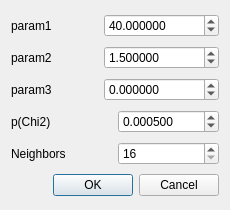
Old version of the form qCC/ui_templates/statisticalTestDlg.ui in the repository archeos/cloudcompare-archeos.
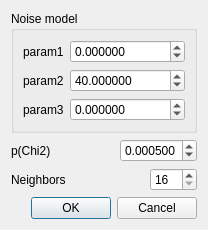
New version of the form.

Patch:
```diff
--- a/qCC/ui_templates/statisticalTestDlg.ui
+++ b/qCC/ui_templates/statisticalTestDlg.ui
@@ -6,49 +6,41 @@
    <rect>
     <x>0</x>
     <y>0</y>
-    <width>230</width>
-    <height>210</height>
+    <width>206</width>
+    <height>217</height>
    </rect>
   </property>
-  <property name="minimumSize">
-   <size>
-    <width>230</width>
-    <height>210</height>
-   </size>
-  </property>
-  <property name="maximumSize">
-   <size>
-    <width>230</width>
-    <height>210</height>
-   </size>
-  </property>
   <property name="windowTitle">
    <string>Dialog</string>
   </property>
   <layout class="QVBoxLayout" name="verticalLayout">
    <item>
-    <layout class="QHBoxLayout" name="horizontalLayout">
-     <item>
+    <widget class="QGroupBox" name="groupBox">
+     <property name="title">
+      <string>Noise model</string>
+     </property>
+     <layout class="QGridLayout" name="gridLayout">
+      <item row="0" column="0">
       <widget class="QLabel" name="param1Label">
        <property name="text">
         <string>param1</string>
        </property>
       </widget>
      </item>
-     <item>
-      <spacer name="horizontalSpacer">
+      <item row="0" column="1">
+       <spacer name="horizontalSpacer_3">
        <property name="orientation">
         <enum>Qt::Horizontal</enum>
        </property>
        <property name="sizeHint" stdset="0">
         <size>
-         <width>40</width>
+          <width>2</width>
          <height>20</height>
         </size>
        </property>
       </spacer>
      </item>
-     <item>
+      <item row="0" column="2">
       <widget class="QDoubleSpinBox" name="param1SpinBox">
        <property name="maximumSize">
         <size>
@@ -66,35 +58,31 @@
         <double>100000000000000005366162204393472.000000000000000</double>
        </property>
        <property name="value">
-        <double>40.000000000000000</double>
+         <double>0.000000000000000</double>
        </property>
       </widget>
      </item>
-    </layout>
-   </item>
-   <item>
-    <layout class="QHBoxLayout" name="horizontalLayout_2">
-     <item>
+      <item row="1" column="0">
       <widget class="QLabel" name="param2Label">
        <property name="text">
         <string>param2</string>
        </property>
       </widget>
      </item>
-     <item>
-      <spacer name="horizontalSpacer_2">
+      <item row="1" column="1">
+       <spacer name="horizontalSpacer_4">
        <property name="orientation">
         <enum>Qt::Horizontal</enum>
        </property>
        <property name="sizeHint" stdset="0">
         <size>
-         <width>40</width>
+          <width>2</width>
          <height>20</height>
         </size>
        </property>
       </spacer>
      </item>
-     <item>
+      <item row="1" column="2">
       <widget class="QDoubleSpinBox" name="param2SpinBox">
        <property name="maximumSize">
         <size>
@@ -112,35 +100,11 @@
         <double>100000000000000005366162204393472.000000000000000</double>
        </property>
        <property name="value">
-        <double>1.500000000000000</double>
+         <double>40.000000000000000</double>
        </property>
       </widget>
      </item>
-    </layout>
-   </item>
-   <item>
-    <layout class="QHBoxLayout" name="horizontalLayout_3">
-     <item>
-      <widget class="QLabel" name="param3Label">
-       <property name="text">
-        <string>param3</string>
-       </property>
-      </widget>
-     </item>
-     <item>
-      <spacer name="horizontalSpacer_3">
-       <property name="orientation">
-        <enum>Qt::Horizontal</enum>
-       </property>
-       <property name="sizeHint" stdset="0">
-        <size>
-         <width>40</width>
-         <height>20</height>
-        </size>
-       </property>
-      </spacer>
-     </item>
-     <item>
+      <item row="2" column="2">
       <widget class="QDoubleSpinBox" name="param3SpinBox">
        <property name="maximumSize">
         <size>
@@ -165,7 +129,28 @@
        </property>
       </widget>
      </item>
-    </layout>
+      <item row="2" column="0">
+       <widget class="QLabel" name="param3Label">
+        <property name="text">
+         <string>param3</string>
+        </property>
+       </widget>
+      </item>
+      <item row="2" column="1">
+       <spacer name="horizontalSpacer_5">
+        <property name="orientation">
+         <enum>Qt::Horizontal</enum>
+        </property>
+        <property name="sizeHint" stdset="0">
+         <size>
+          <width>2</width>
+          <height>20</height>
+         </size>
+        </property>
+       </spacer>
+      </item>
+     </layout>
+    </widget>
    </item>
    <item>
     <layout class="QHBoxLayout" name="horizontalLayout_4">
@@ -179,6 +164,19 @@
        </property>
       </widget>
      </item>
+     <item>
+      <spacer name="horizontalSpacer">
+       <property name="orientation">
+        <enum>Qt::Horizontal</enum>
+       </property>
+       <property name="sizeHint" stdset="0">
+        <size>
+         <width>40</width>
+         <height>20</height>
+        </size>
+       </property>
+      </spacer>
+     </item>
      <item>
       <widget class="QDoubleSpinBox" name="probaSpinBox">
        <property name="decimals">
@@ -212,6 +210,19 @@
        </property>
       </widget>
      </item>
+     <item>
+      <spacer name="horizontalSpacer_2">
+       <property name="orientation">
+        <enum>Qt::Horizontal</enum>
+       </property>
+       <property name="sizeHint" stdset="0">
+        <size>
+         <width>40</width>
+         <height>20</height>
+        </size>
+       </property>
+      </spacer>
+     </item>
      <item>
       <widget class="QSpinBox" name="neighborsSpinBox">
        <property name="minimum">
```
Lines whose indentation alone changed are shown as unchanged.
